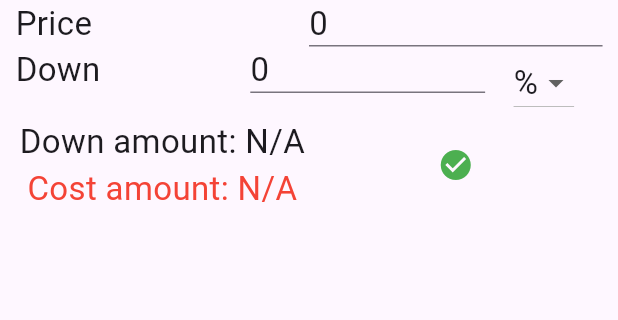
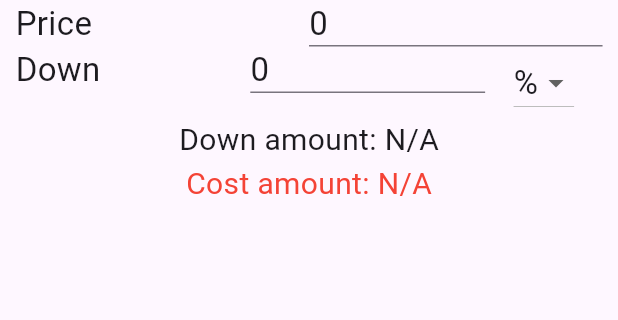
Before and after one commit to jpobeid/loan_calculator, a Flutter app: the screen it shows after launch, on a phone screen of 412 x 824 dp, the part 84-404 px from its top. Run offline on Flutter 3.47's test engine with Material 3 defaults, Android fonts, the phone set to English and light mode, and no system bars.

Commit message:
Update app and language versions

```diff
--- a/lib/pages/home_page.dart
+++ b/lib/pages/home_page.dart
@@ -41,7 +41,7 @@ class _HomePageState extends State<HomePage> {
     }
   }
 
-  void _updatePrice(Price price) {
+  void _updatePrice(Price? price) {
     setState(() {
       _price = price;
     });
--- a/lib/widgets/form_price.dart
+++ b/lib/widgets/form_price.dart
@@ -5,7 +5,7 @@ import 'package:loan_calculator/widgets/widgets.dart';
 class FormPrice extends StatefulWidget {
   final TextEditingController controllerPrice;
   final TextEditingController controllerDown;
-  final void Function(Price price) onUpdatePrice;
+  final void Function(Price? price) onUpdatePrice;
 
   const FormPrice({
     super.key,
@@ -22,25 +22,45 @@ class _FormPriceState extends State<FormPrice> {
   bool _isDownPercentage = true;
   late Price _price;
 
-  @override
-  void initState() {
-    super.initState();
-    widget.controllerPrice.addListener(() => setState(() {}));
-    widget.controllerDown.addListener(() => setState(() {}));
-  }
-
-  @override
-  Widget build(BuildContext context) {
+  void _updatePrice() {
     _price = Price.fromControllers(
       controllerPrice: widget.controllerPrice,
       controllerDown: widget.controllerDown,
       isDownPercentage: _isDownPercentage,
     );
+    if (_price.isValid() && _price.cost != null && _price.cost! > 0) {
+      widget.onUpdatePrice(_price);
+    } else {
+      _price = Price.zero();
+      widget.onUpdatePrice(null);
+    }
+  }
 
+  @override
+  void initState() {
+    super.initState();
+    _price = Price.fromControllers(
+      controllerPrice: widget.controllerPrice,
+      controllerDown: widget.controllerDown,
+      isDownPercentage: _isDownPercentage,
+    );
+    widget.controllerPrice.addListener(() => setState(() {
+          _updatePrice();
+        }));
+    widget.controllerDown.addListener(() => setState(() {
+          _updatePrice();
+        }));
+  }
+
+  @override
+  Widget build(BuildContext context) {
     return Column(
       children: [
         LabelledRow(
-            label: 'Price', maxLength: 10, controller: widget.controllerPrice),
+          label: 'Price',
+          maxLength: 10,
+          controller: widget.controllerPrice,
+        ),
         Row(
           crossAxisAlignment: CrossAxisAlignment.start,
           children: [
@@ -49,7 +69,8 @@ class _FormPriceState extends State<FormPrice> {
               child: LabelledRow(
                 label: 'Down',
                 maxLength: _isDownPercentage ? 2 : 10,
-                  controller: widget.controllerDown),
+                controller: widget.controllerDown,
+              ),
             ),
             Expanded(
               flex: 1,
@@ -87,35 +108,19 @@ class _FormPriceState extends State<FormPrice> {
           ],
         ),
         Row(
+          mainAxisAlignment: MainAxisAlignment.center,
           children: [
-            Expanded(
-              flex: 1,
-              child: Column(
+            Column(
               children: [
                 Text(
                   _price.labelDownAmount,
-                    style: Theme.of(context).textTheme.bodyMedium,
+                  style: const TextStyle(fontSize: 20),
                 ),
                 Text(
                   _price.labelCostAmount,
-                    style: const TextStyle(color: Colors.red),
+                  style: const TextStyle(fontSize: 20, color: Colors.red),
                 ),
               ],
-              ),
-            ),
-            Expanded(
-              flex: 1,
-              child: IconButton(
-                onPressed: () {
-                  if (_price.isValid()) {
-                    widget.onUpdatePrice(_price);
-                  }
-                },
-                icon: const Icon(
-                  Icons.check_circle,
-                  color: Colors.green,
-                ),
-              ),
             ),
           ],
         ),
```
Also changed, not shown: pubspec.lock, 3 other files. Lines whose indentation alone changed are shown as unchanged.
